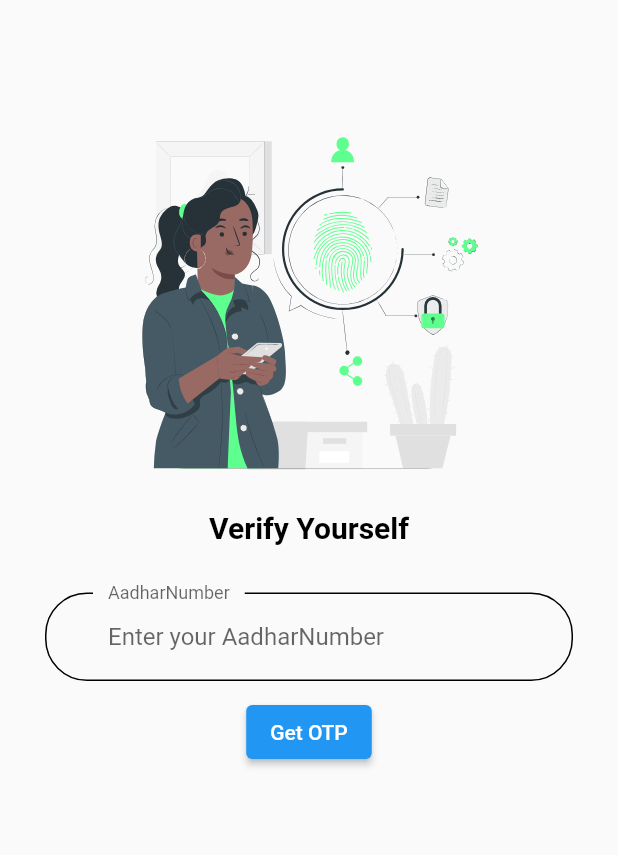
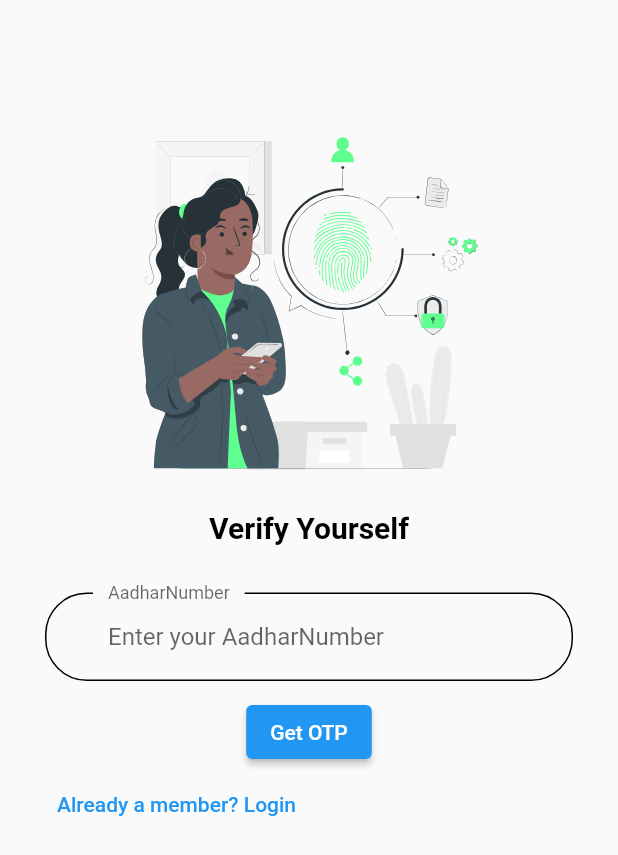
Before and after one commit to adityashah841/Rakshika-Kavach-2023, a Flutter app: the screen it shows after launch, after a tap on "Not a member? Register", on a phone screen of 412 x 824 dp. Shown: the top 855 px of the screen. Run offline on Flutter 3.47's test engine with Material 2 defaults, Android fonts, the phone set to English and light mode, and no system bars; our stand-ins replace audioplayers, camera, carousel_slider, fl_chart, flutter_dotenv, flutter_secure_storage and 7 more; missing offline and left inert: cloudinary, flutter_callkit_incoming, flutter_phone_direct_caller, flutter_polyline_points, google_maps_webservice, record and 2 more.

Commit message:
Register - Login Route Done!

```diff
--- a/women_safety_app/lib/screens/log_in.dart
+++ b/women_safety_app/lib/screens/log_in.dart
@@ -121,7 +121,7 @@ class _LoginScreenState extends State<LoginScreen> {
             child: Column(
               children: [
                 const SizedBox(
-                  height: 75,
+                  height: 40,
                 ),
                 SvgPicture.asset(
                   'assets/illustrations/login.svg',
@@ -154,7 +154,7 @@ class _LoginScreenState extends State<LoginScreen> {
                           //hyphen and dash allowed but not at beginning and end
                           //length from 3 to 30 characters
                           TextFormField(
-                            keyboardType: TextInputType.text,
+                            keyboardType: TextInputType.number,
                             onChanged: (value) {
                               if (value.isNotEmpty) {
                                 removeError(
@@ -189,9 +189,7 @@ class _LoginScreenState extends State<LoginScreen> {
                               return null;
                             },
                             decoration: InputDecoration(
-                              // label: const Text("Username"),
                               label: const Text("Phone Number"),
-                              // hintText: "Enter Username",
                               hintText: "Enter Phone Number",
                               floatingLabelBehavior:
                                   FloatingLabelBehavior.always,
--- a/women_safety_app/lib/screens/register.dart
+++ b/women_safety_app/lib/screens/register.dart
@@ -2,6 +2,7 @@ import 'package:flutter/material.dart';
 // import 'package:flutter/services.dart';
 import 'package:flutter_secure_storage/flutter_secure_storage.dart';
 import 'package:fluttertoast/fluttertoast.dart';
+import 'package:women_safety_app/screens/log_in.dart';
 import 'package:women_safety_app/screens/sign_up.dart';
 import 'dart:convert';
 import 'package:http/http.dart' as http;
@@ -231,6 +232,27 @@ class _RegisterScreenState extends State<RegisterScreen> {
                             },
                             child: const Text('Get OTP'),
                           ),
+                          Row(
+                            children: [
+                              Visibility(
+                                visible: !showOtpField,
+                                child: TextButton(
+                                  onPressed: () {
+                                    Navigator.of(context)
+                                        .push(MaterialPageRoute(
+                                            builder: (context) => LoginScreen(
+                                                  storage: storage,
+                                                )));
+                                  },
+                                  child: const Text(
+                                    'Already a member? Login',
+                                    style: TextStyle(
+                                        color: Colors.blue, fontSize: 14),
+                                  ),
+                                ),
+                              )
+                            ],
+                          ),
                           const SizedBox(
                             height: 10,
                           ),
@@ -289,7 +311,7 @@ class _RegisterScreenState extends State<RegisterScreen> {
                           // Login button
                           if (showOtpField)
                             ElevatedButton(
-                              onPressed: () async{
+                              onPressed: () async {
                                 if (_formkey.currentState?.validate() ??
                                     false) {
                                   _formkey.currentState!.save();
@@ -300,10 +322,13 @@ class _RegisterScreenState extends State<RegisterScreen> {
                                   // data.then((value) =>
                                   //     ACCESS_REGISTER = value["access"]);
                                   var x = await data;
-                                  await storage.write(key: 'access_register', value: x["access"]);
+                                  await storage.write(
+                                      key: 'access_register',
+                                      value: x["access"]);
                                   // data.then(
                                   //     (value) => USERNAME = value["username"]);
-                                  await storage.write(key: 'username', value: x["username"]);
+                                  await storage.write(
+                                      key: 'username', value: x["username"]);
                                   // then.then((value) => print(value));
                                   // print("Hello!");
                                   // final x = getObject('user_register');
@@ -311,8 +336,9 @@ class _RegisterScreenState extends State<RegisterScreen> {
                                   // print("\n\n");
                                   Navigator.of(context).push(
                                     MaterialPageRoute(
-                                      builder: (context) =>
-                                          SignupScreen(storage: storage,),
+                                      builder: (context) => SignupScreen(
+                                        storage: storage,
+                                      ),
                                     ),
                                   );
                                 } else {
```
Also changed, not shown: women_safety_app/lib/screens/sign_up.dart (+7 -5 lines).
